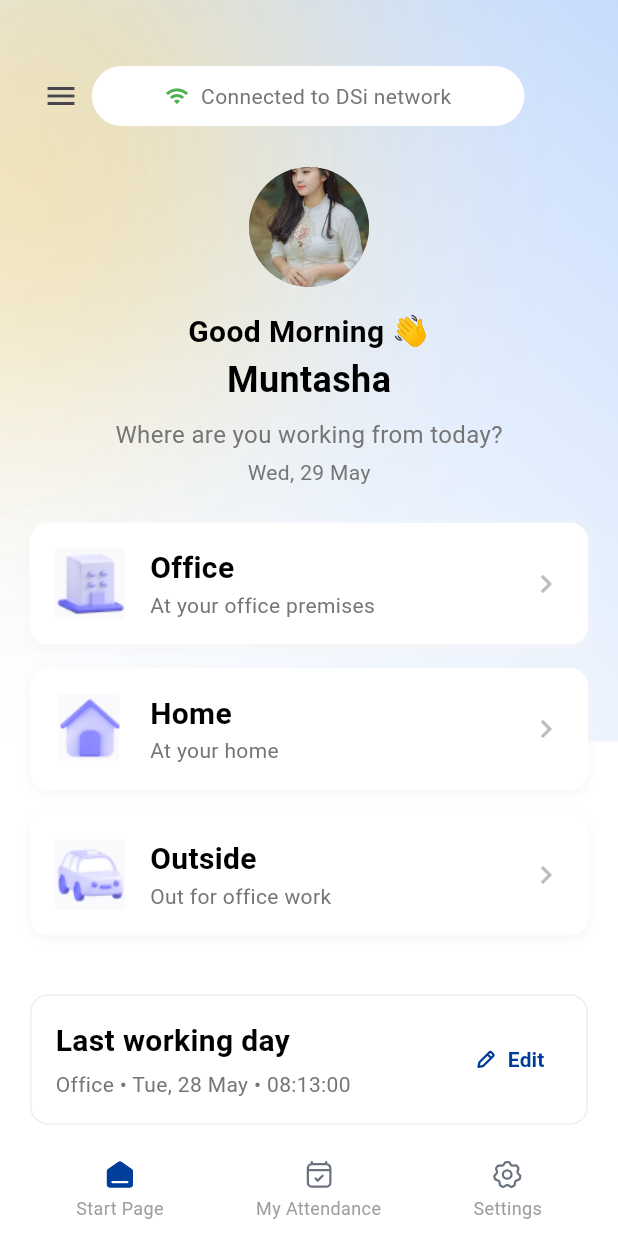
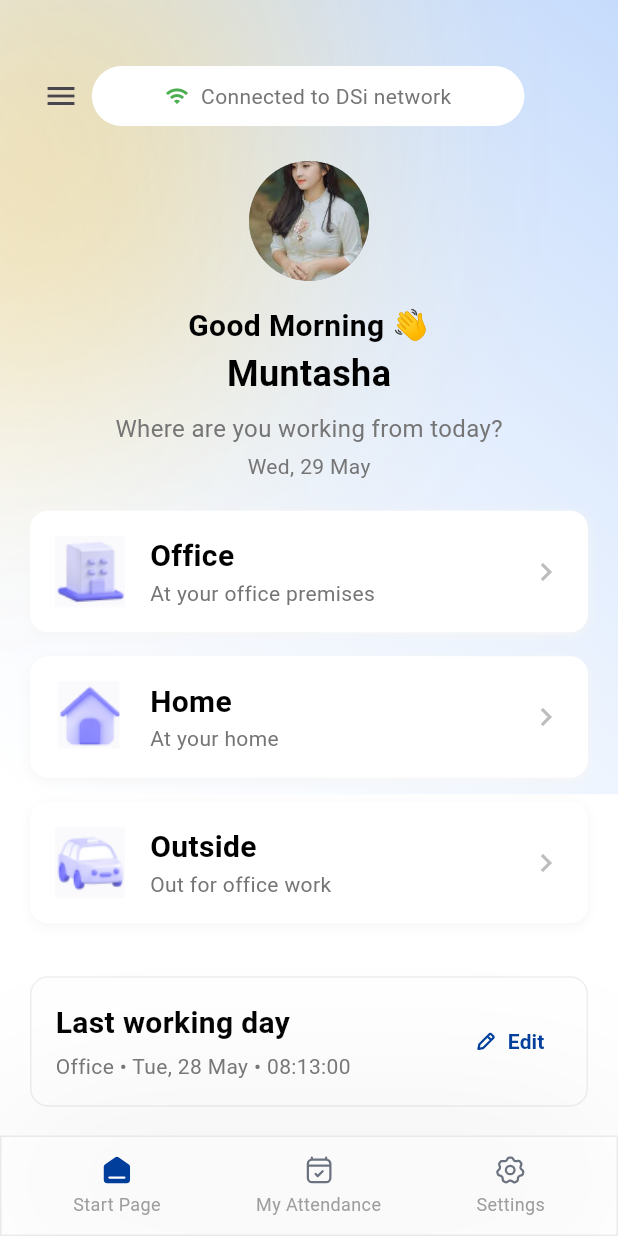
Before and after one commit to kabbo25/new_design, a Flutter app: the screen it shows after launch, on a phone screen of 412 x 824 dp. Run offline on Flutter 3.47's test engine with Material 3 defaults, Android fonts, the phone set to English and light mode, and no system bars; our stand-ins replace connectivity_plus, flutter_svg, gap, geocoding, geolocator, go_router and 1 more; missing offline and left inert: gif_view, network_info_plus; project files that could hold a hidden picture were left out.

Commit message:
fixing bottom nav and graident

```diff
--- a/lib/features/finish_working/view/widgets/bottom_gradient.dart
+++ b/lib/features/finish_working/view/widgets/bottom_gradient.dart
@@ -54,10 +54,10 @@ class BottomGradient extends StatelessWidget {
                     spreadRadius: 200,
                   ),
                   BoxShadow(
-                    color: config.glowColor.withOpacity(0.1),
+                    color: config.glowColor.withOpacity(0.15),
                     blurRadius: 200,
                     offset: const Offset(-100, 50),
-                    spreadRadius: 200,
+                    spreadRadius: 250,
                   ),
                 ],
               ),
--- a/lib/features/start_page/view/pages/attendance_page.dart
+++ b/lib/features/start_page/view/pages/attendance_page.dart
@@ -1,11 +1,11 @@
 import 'package:flutter/material.dart';
+import 'package:new_design/features/edit_working_hour/view/pages/last_working_day_modal.dart';
 import 'package:new_design/features/start_page/view/widgets/background_widget.dart';
 import 'package:new_design/features/start_page/view/widgets/bottom_navigation_section.dart';
 import 'package:new_design/features/start_page/view/widgets/last_working_day_card.dart';
 import 'package:new_design/features/start_page/view/widgets/location_options_section.dart';
 import 'package:new_design/features/start_page/view/widgets/network_status_bar.dart';
 import 'package:new_design/features/start_page/view/widgets/user_profile_section.dart';
-import 'package:new_design/features/edit_working_hour/view/pages/last_working_day_modal.dart';
 import 'package:provider/provider.dart';
 
 import '../../viewmodel/attendance_view_model.dart';
@@ -35,19 +35,32 @@ class AttendanceView extends StatelessWidget {
           BackgroundWidget(config: viewModel.backgroundConfig),
           SafeArea(
             child: Padding(
-              padding: const EdgeInsets.fromLTRB(20, 40, 20, 10),
+              padding: const EdgeInsets.fromLTRB(0, 40, 0, 0),
               child: Column(
                 crossAxisAlignment: CrossAxisAlignment.start,
                 mainAxisAlignment: MainAxisAlignment.spaceBetween,
                 children: [
-                  const NetworkStatusBar(),
+                  const Padding(
+                    padding: EdgeInsets.symmetric(horizontal: 20.0),
+                    child: NetworkStatusBar(),
+                  ),
                   const UserProfileSection(),
-                  LocationOptionsSection(
-                    locations: viewModel.locationOptions,
+                  Padding(
+                    padding: const EdgeInsets.symmetric(horizontal: 20),
+                    child: Column(
+                      children: [
+                        LocationOptionsSection(
+                          locations: viewModel.locationOptions,
+                        ),
+                      ],
+                    ),
                   ),
-                  LastWorkingDayCard(
-                    lastWorkingDay: viewModel.lastWorkingDay,
-                    onEdit: () => _showEditTimeModal(context),
+                  Padding(
+                    padding: const EdgeInsets.symmetric(horizontal: 20),
+                    child: LastWorkingDayCard(
+                      lastWorkingDay: viewModel.lastWorkingDay,
+                      onEdit: () => _showEditTimeModal(context),
+                    ),
                   ),
                   const BottomNavigationSection(),
                 ],
--- a/lib/features/start_page/view/widgets/background_widget.dart
+++ b/lib/features/start_page/view/widgets/background_widget.dart
@@ -28,7 +28,7 @@ class BackgroundWidget extends StatelessWidget {
               ),
             ),
             Expanded(
-              flex: 6,
+              flex: 5,
               child: Container(
                 color: config.bottomColor,
               ),
--- a/lib/features/start_page/view/widgets/bottom_navigation_section.dart
+++ b/lib/features/start_page/view/widgets/bottom_navigation_section.dart
@@ -1,5 +1,7 @@
 import 'package:flutter/material.dart';
+import 'package:new_design/core/theme/app_palette.dart';
 import 'package:new_design/generated/assets.dart';
+
 import 'bottom_nav_item.dart';
 
 class BottomNavigationSection extends StatelessWidget {
@@ -7,7 +9,23 @@ class BottomNavigationSection extends StatelessWidget {
 
   @override
   Widget build(BuildContext context) {
-    return const Row(
+    return Container(
+      padding: const EdgeInsets.symmetric(vertical: 12, horizontal: 16),
+      decoration: BoxDecoration(
+        color: AppPalette.background.withOpacity(0.4),
+        border: Border.all(
+          color: Colors.grey.withOpacity(0.2),
+        ),
+        boxShadow: [
+          BoxShadow(
+            color: Colors.grey.withOpacity(0.2), // Light shadow
+            blurRadius: 100, // Makes the shadow blurry
+            offset: const Offset(0, -4), // Moves shadow upward
+            spreadRadius: 1, // How much the shadow spreads
+          ),
+        ],
+      ),
+      child: const Row(
         mainAxisAlignment: MainAxisAlignment.spaceAround,
         children: [
           BottomNavItem(
@@ -26,6 +44,7 @@ class BottomNavigationSection extends StatelessWidget {
             isSelected: false,
           ),
         ],
+      ),
     );
   }
 }
```
Also changed, not shown: lib/features/office_page/viewmodel/network_verification_viewmodel.dart (+4 -5 lines), lib/features/start_working/view/pages/start_working_page.dart (+14 -1 lines). Lines whose indentation alone changed are shown as unchanged.
